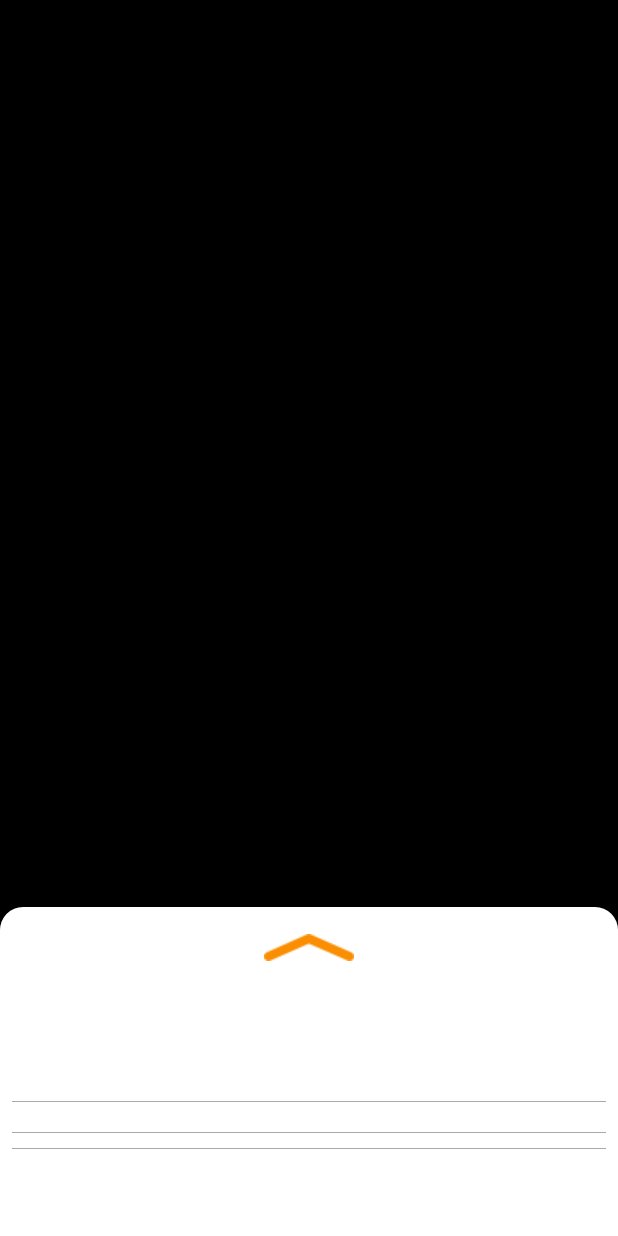
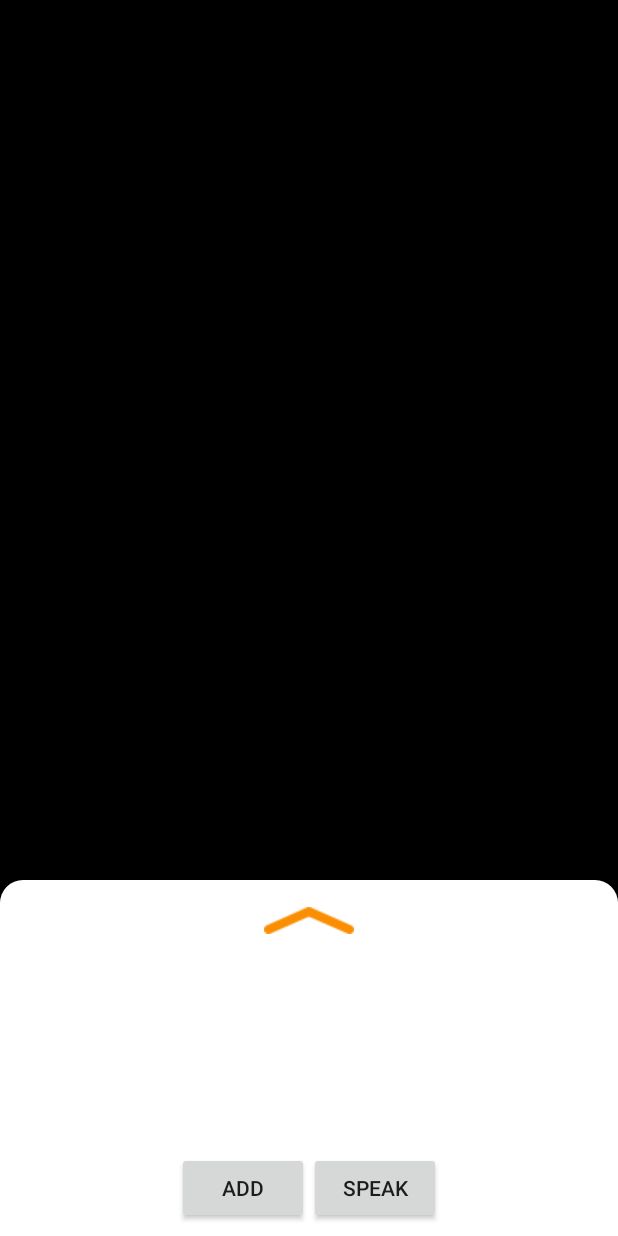
Before and after one commit to Ruthvikbr/ASL, an Android app: the layout activity_main.xml on its own in the app's theme, with its tools: preview values and no code run, on a phone screen of 412 x 824 dp. Run offline under Robolectric (Android 15) with nearby library versions, the phone set to English and light mode, and no system bars.

Commit message:
add sentence formation and text to speech library

```diff
--- a/app/src/main/assets/labels.txt
+++ b/app/src/main/assets/labels.txt
@@ -1,3 +1,3 @@
-0 alexa
-1 is
-2 what
+ alexa
+ is
+ what
--- a/app/src/main/res/layout/activity_main.xml
+++ b/app/src/main/res/layout/activity_main.xml
@@ -8,11 +8,7 @@
     android:background="#00000000"
     android:fitsSystemWindows="true"
     >
-<androidx.appcompat.widget.Toolbar
-        android:id="@+id/toolbar"
-        android:layout_width="match_parent"
-        android:layout_height="56dp"
-        android:background="@android:color/transparent"/>
+
     <RelativeLayout
         android:layout_width="match_parent"
         android:layout_height="match_parent"
--- a/app/src/main/res/layout/bottom_sheet.xml
+++ b/app/src/main/res/layout/bottom_sheet.xml
@@ -98,11 +98,7 @@
 
         </LinearLayout>
 
-        <View
-            android:layout_width="match_parent"
-            android:layout_height="1px"
-            android:layout_marginTop="8dp"
-            android:background="@android:color/darker_gray" />
+
     </LinearLayout>
 
     <LinearLayout
@@ -231,11 +227,7 @@
             android:textColor="@android:color/black" />
     </LinearLayout>
 
-    <View
-        android:layout_width="match_parent"
-        android:layout_height="1px"
-        android:layout_marginTop="10dp"
-        android:background="@android:color/darker_gray" />
+
 
     <RelativeLayout
         android:layout_width="match_parent"
@@ -287,11 +279,7 @@
         </LinearLayout>
     </RelativeLayout>
 
-    <View
-        android:layout_width="match_parent"
-        android:layout_height="1px"
-        android:layout_marginTop="10dp"
-        android:background="@android:color/darker_gray" />
+
 
     <RelativeLayout
         android:layout_width="match_parent"
@@ -345,4 +333,24 @@
         android:paddingLeft="10dp"
         android:visibility="visible"
         />
+    <LinearLayout
+        android:layout_width="wrap_content"
+        android:layout_height="wrap_content"
+        android:orientation="horizontal"
+        >
+        <Button
+            android:id="@+id/Add"
+            android:layout_width="wrap_content"
+            android:layout_height="wrap_content"
+            android:text="@string/add"
+            />
+
+        <Button
+            android:id="@+id/speak"
+            android:layout_width="wrap_content"
+            android:layout_height="wrap_content"
+            android:text="@string/speak"
+            />
+
+    </LinearLayout>
 </LinearLayout>
```
Also changed, not shown: app/src/main/java/com/signlaguage/asl/CameraActivity.java (+50 -13 lines).
